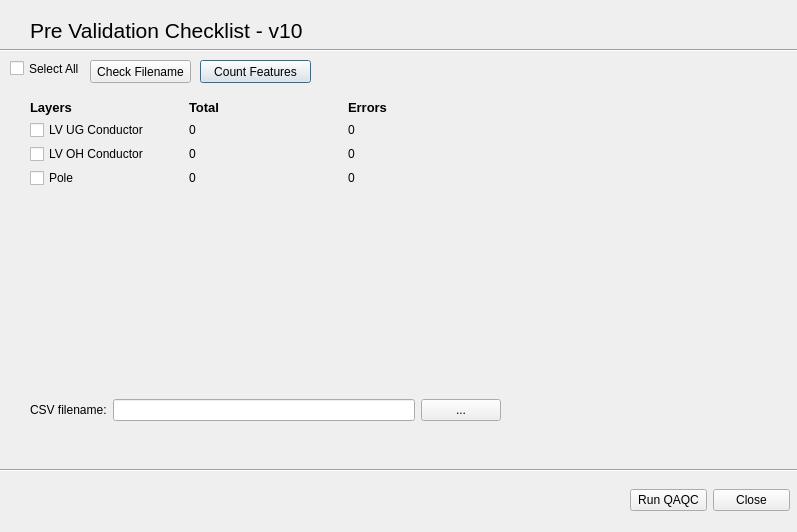
Qt form lv_pre_validation_dialog_base.ui (manjacat/lv_pre_validation) before a commit.
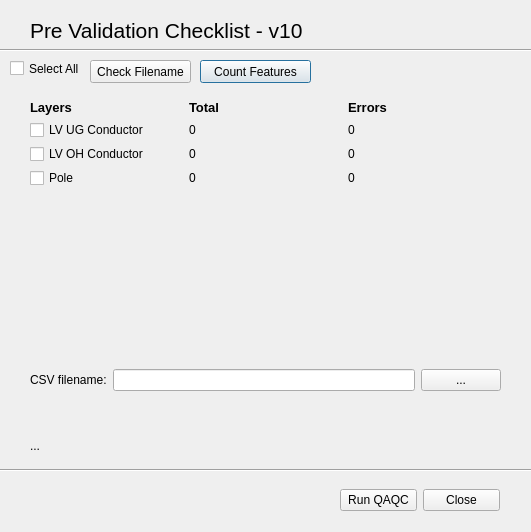
The same form after that commit.

The edit to the form file:
```diff
--- a/lv_pre_validation_dialog_base.ui
+++ b/lv_pre_validation_dialog_base.ui
@@ -6,7 +6,7 @@
    <rect>
     <x>0</x>
     <y>0</y>
-    <width>797</width>
+    <width>531</width>
     <height>532</height>
    </rect>
   </property>
@@ -97,39 +97,10 @@
     <enum>Qt::Horizontal</enum>
    </property>
   </widget>
-  <widget class="QWidget" name="gridLayoutWidget">
-   <property name="geometry">
-    <rect>
-     <x>30</x>
-     <y>370</y>
-     <width>471</width>
-     <height>80</height>
-    </rect>
-   </property>
-   <layout class="QGridLayout" name="gridLayout">
-    <item row="0" column="1">
-     <widget class="QLineEdit" name="lineEdit_csv"/>
-    </item>
-    <item row="0" column="2">
-     <widget class="QPushButton" name="pushButton_csv">
-      <property name="text">
-       <string>...</string>
-      </property>
-     </widget>
-    </item>
-    <item row="0" column="0">
-     <widget class="QLabel" name="label_csv">
-      <property name="text">
-       <string>CSV filename:</string>
-      </property>
-     </widget>
-    </item>
-   </layout>
-  </widget>
   <widget class="QWidget" name="horizontalLayoutWidget">
    <property name="geometry">
     <rect>
-     <x>630</x>
+     <x>340</x>
      <y>480</y>
      <width>160</width>
      <height>41</height>
@@ -296,6 +267,57 @@
     </item>
    </layout>
   </widget>
+  <widget class="QWidget" name="verticalLayoutWidget">
+   <property name="geometry">
+    <rect>
+     <x>30</x>
+     <y>430</y>
+     <width>471</width>
+     <height>31</height>
+    </rect>
+   </property>
+   <layout class="QVBoxLayout" name="verticalLayout">
+    <item>
+     <widget class="QLabel" name="label_message">
+      <property name="lineWidth">
+       <number>3</number>
+      </property>
+      <property name="text">
+       <string>...</string>
+      </property>
+     </widget>
+    </item>
+   </layout>
+  </widget>
+  <widget class="QWidget" name="horizontalLayoutWidget_2">
+   <property name="geometry">
+    <rect>
+     <x>30</x>
+     <y>340</y>
+     <width>471</width>
+     <height>80</height>
+    </rect>
+   </property>
+   <layout class="QHBoxLayout" name="horizontalLayout_2">
+    <item>
+     <widget class="QLabel" name="label_csv">
+      <property name="text">
+       <string>CSV filename:</string>
+      </property>
+     </widget>
+    </item>
+    <item>
+     <widget class="QLineEdit" name="lineEdit_csv"/>
+    </item>
+    <item>
+     <widget class="QPushButton" name="pushButton_csv">
+      <property name="text">
+       <string>...</string>
+      </property>
+     </widget>
+    </item>
+   </layout>
+  </widget>
  </widget>
  <resources/>
  <connections>
```
